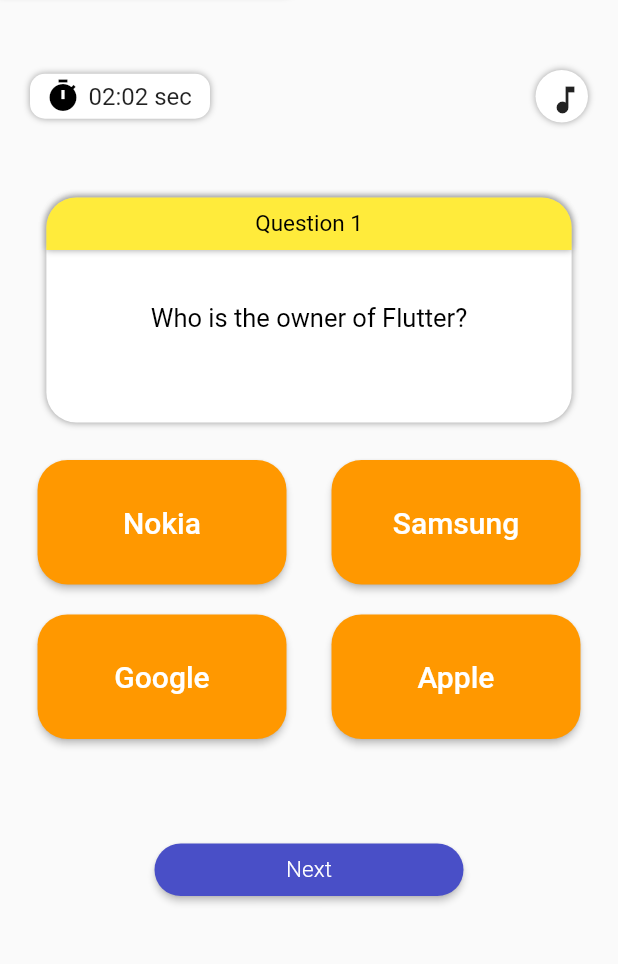
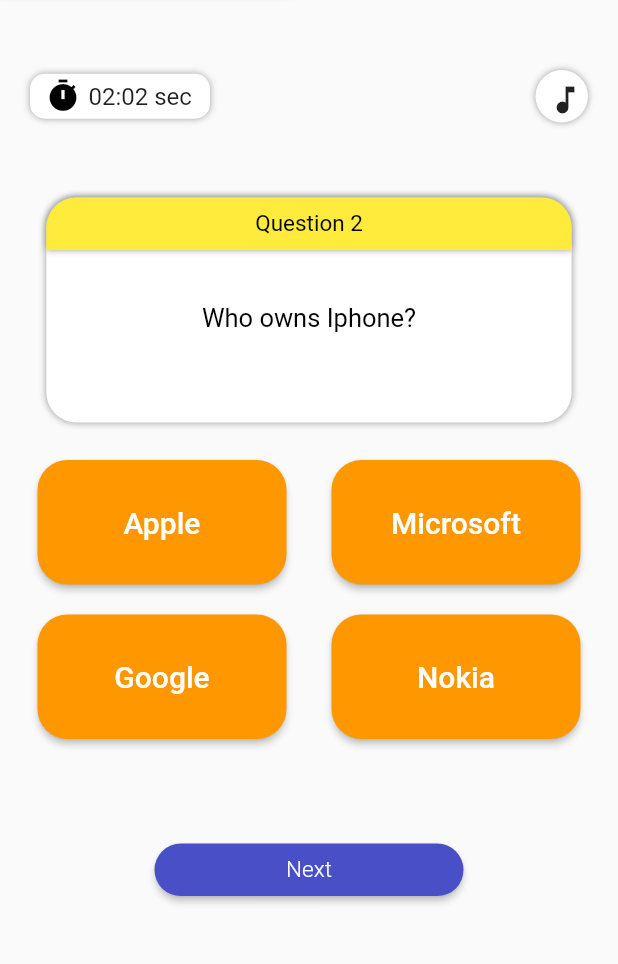
Before and after one commit to inzmam617/BrainBoosters, a Flutter app: the QuizPage screen opened directly, after a tap on the "arrow back ios" icon, after a tap on "Next", on a phone screen of 412 x 824 dp, the part 110-1074 px from its top. Run offline on Flutter 3.47's test engine with Material 2 defaults, Android fonts, the phone set to English and light mode, and no system bars; our stand-ins replace animated_text_kit, flutter_rating_bar, flutter_svg.

Commit message:
New Changes

```diff
--- a/lib/Quiz Model/QuizModelClass.dart
+++ b/lib/Quiz Model/QuizModelClass.dart
@@ -51,6 +51,8 @@
     [
       Answer("True", true),
       Answer("False", false),
+      Answer("Maybe", false),
+      Answer("No Sure", false),
     ],
   ));
 
--- a/lib/QuizePage/QuizePage.dart
+++ b/lib/QuizePage/QuizePage.dart
@@ -21,13 +21,20 @@
   void initState() {
     super.initState();
     _startTimer();
+    colorSelect();
 // Generate a random index within the range of the colorList
+
+  }
+
+  colorSelect(){
     int randomIndex = Random().nextInt(colorList.length);
 
 // Assign the randomly selected color to the 'color' variable
-    color = colorList[randomIndex];
+    setState(() {
+      color = colorList[randomIndex];
+
+    });
   }
-
   @override
   void dispose() {
     _timer?.cancel();
@@ -50,14 +57,14 @@
   Color color = Colors.transparent;
 
   List<Color> colorList = [
-    Colors.red,
+    Colors.orangeAccent,
     Colors.blue,
     Colors.green,
     Colors.yellow,
     Colors.orange,
     Colors.purple,
     Colors.teal,
-    Colors.pink,
+    Colors.deepPurpleAccent,
   ];
 
   String _formatDuration(Duration duration) {
@@ -124,6 +131,7 @@
       },
     );
   }
+  bool shouldRevealAnswer = false;
   List<Question> questionList = getQuestions();
   int currentQuestionIndex = 0;
   int score = 0;
@@ -284,10 +292,10 @@
                             topLeft: Radius.circular(20))),
                     width: MediaQuery.sizeOf(context).width * 0.95,
                     height: 35,
-                    child: const Center(
+                    child: Center(
                       child: Text(
-                        "Question 1",
-                        style: TextStyle(color: Colors.black, fontSize: 15),
+                        "Question ${currentQuestionIndex + 1}",
+                        style: const TextStyle(color: Colors.black, fontSize: 15),
                       ),
                     ),
                   ),
@@ -319,6 +327,7 @@
                   itemCount: questionList[currentQuestionIndex].answersList.length,
                   itemBuilder: (BuildContext context, int index) {
                     Answer answer = questionList[currentQuestionIndex].answersList[index];
+
                     return SizedBox(
                       width: MediaQuery.sizeOf(context).width *
                           0.4, // Adjust the width as needed
@@ -330,12 +339,35 @@
                               borderRadius: BorderRadius.all(Radius.circular(20)),
                             ),
                           ),
-                          backgroundColor: MaterialStateProperty.all(color),
+                          backgroundColor: MaterialStateProperty.resolveWith<Color>(
+                                (Set<MaterialState> states) {
+                              if (states.contains(MaterialState.pressed)) {
+                                // Button is pressed
+                                return color;
+                              } else if (shouldRevealAnswer) {
+                                // Reveal the correct answer
+                                if (answer.isCorrect) {
+                                  return Colors.green;
+                                } else {
+                                  return Colors.red;
+                                }
+                              } else if (selectedAnswer != null && answer == selectedAnswer) {
+                                // Selected answer
+                                return color;
+                              } else {
+                                // Default color
+                                return color;
+                              }
+                            },
+                          ),
+
                         ),
                         onPressed: () {
+
                           setState(() {
                             selectedAnswer = answer;
                           });
+                          shouldRevealAnswer = true;
                         },
                         child: Center(
                           child: Text(
@@ -352,48 +384,6 @@
                 ),
               ),
             ),
-
-            // Padding(
-            //   padding: const EdgeInsets.all(25),
-            //   child: SizedBox(
-            //       height: MediaQuery.sizeOf(context).height * 0.28,
-            //       child: GridView.builder(
-            //         gridDelegate: const SliverGridDelegateWithFixedCrossAxisCount(
-            //           crossAxisCount: 2,
-            //           crossAxisSpacing: 30,
-            //           mainAxisSpacing: 20,
-            //           childAspectRatio:
-            //               2.0, // Adjust the aspect ratio as needed
-            //         ),
-            //         itemCount: 4,
-            //         itemBuilder: (BuildContext context, int index) {
-            //           return SizedBox(
-            //             width: MediaQuery.sizeOf(context).width *
-            //                 0.4, // Adjust the width as needed
-            //             height: 200, // Adjust the height as needed
-            //             child: ElevatedButton(
-            //               style: ButtonStyle(
-            //                   shape: MaterialStateProperty.all(
-            //                       const RoundedRectangleBorder(
-            //                           borderRadius: BorderRadius.all(
-            //                               Radius.circular(20)))),
-            //                   backgroundColor:
-            //                       MaterialStateProperty.all(color)),
-            //               onPressed: () {},
-            //               child: Center(
-            //                 child: Text(
-            //                   'Answer $index',
-            //                   style: const TextStyle(
-            //                     fontSize: 20,
-            //                     color: Colors.white,
-            //                   ),
-            //                 ),
-            //               ),
-            //             ),
-            //           );
-            //         },
-            //       )),
-            // ),
             SizedBox(
                 height: 35,
                 width: MediaQuery.sizeOf(context).width * 0.5,
@@ -405,14 +395,35 @@
                                     BorderRadius.all(Radius.circular(50)))),
                         backgroundColor:
                             MaterialStateProperty.all(const Color(0xff494FC7))),
-                    onPressed: () {},
-                    child: const Text(
+                    onPressed: () {
+                     // print( questionList.length);
+                      if(currentQuestionIndex + 1 == questionList.length ){
+                      }
+                      else {
+                        setState(() {
+                        // print(questionList[currentQuestionIndex].answersList[currentQuestionIndex].answerText);
+                        currentQuestionIndex++;
+                        colorSelect();
+                        shouldRevealAnswer = false;
+
+
+                        });
+                      }
+                    },
+                    child: currentQuestionIndex + 1 == questionList.length ? const Text(
+                      "Done",
+                      style: TextStyle(
+                          color: Colors.white,
+                          fontSize: 15,
+                          fontWeight: FontWeight.w300),
+                    ) : const Text(
                       "Next",
                       style: TextStyle(
                           color: Colors.white,
                           fontSize: 15,
                           fontWeight: FontWeight.w300),
-                    ))),
+                    )
+                )),
           ],
         ),
       ),
```
